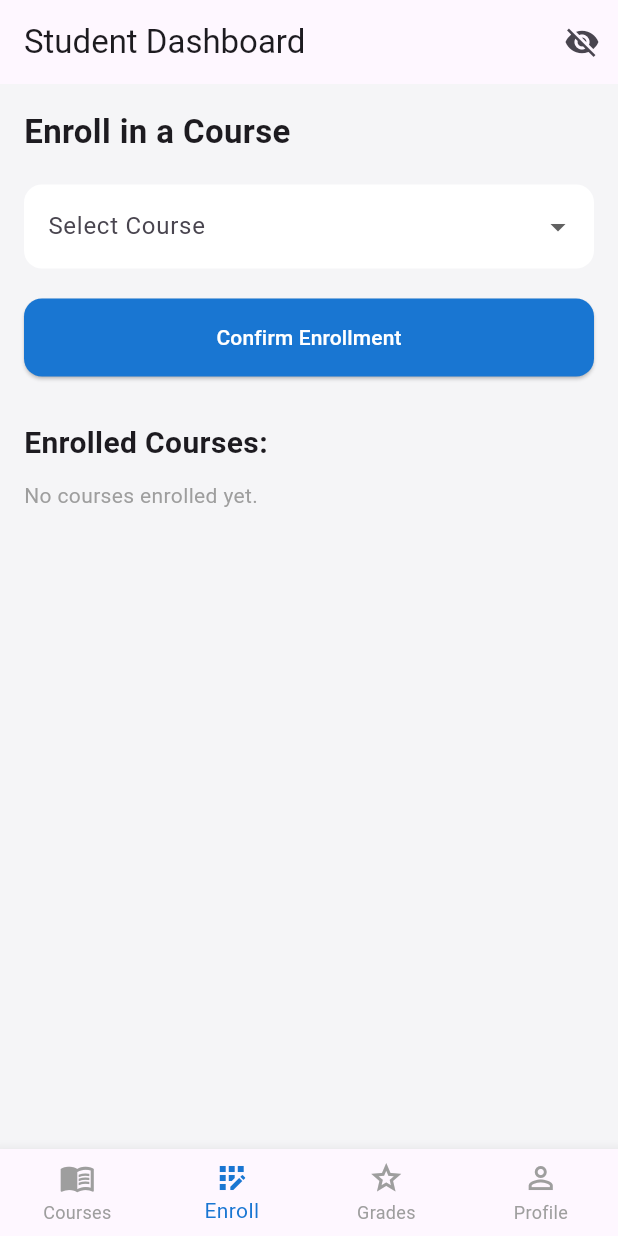
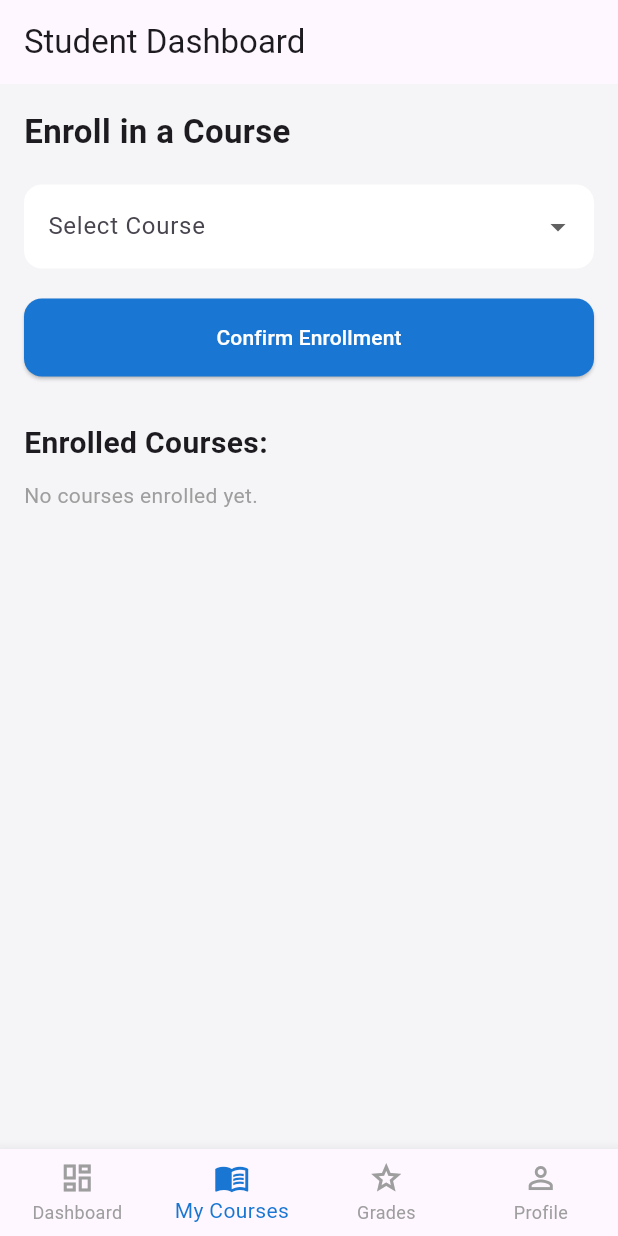
Before and after one commit to aabdulrafay/EduSmart, a Flutter app: the StudentDashboardScreen screen opened directly, item 2 of the bottom bar chosen, on a phone screen of 412 x 824 dp. Run offline on Flutter 3.47's test engine with Material 3 defaults, Android fonts, the phone set to English and light mode, and no system bars; our stand-ins replace pdf, printing.

Commit message:
added student screens

```diff
--- a/lib/student_dashboard_screen.dart
+++ b/lib/student_dashboard_screen.dart
@@ -1,6 +1,4 @@
-// student_dashboard_screen.dart
 import 'package:flutter/material.dart';
-import './studentpages/courses_view.dart';
 import './studentpages/enrollment_view.dart';
 import './studentpages/grades_view.dart';
 import './studentpages/profile_view.dart';
@@ -14,33 +12,29 @@ class StudentDashboardScreen extends StatefulWidget {
 
 class _StudentDashboardScreenState extends State<StudentDashboardScreen> {
   int _selectedIndex = 0;
-  String? _courseToEnroll; // holds course selected on Courses page
 
-  // Central state: enrolled courses and results
+  // Central state
   final List<String> _enrolledCourses = [];
-  bool _resultsSubmitted = false; // simulate admin publishing results
+  bool _resultsSubmitted = false;
 
-  // sample results map (replace with real backend data later)
+  // Dummy grade data
   final Map<String, Map<String, dynamic>> _resultsMap = {
     'Mobile App Development': {'marks': 85, 'grade': 'A'},
     'Database Systems': {'marks': 78, 'grade': 'B+'},
     'Software Engineering': {'marks': 91, 'grade': 'A+'},
   };
 
-  // Build pages dynamically so we can pass callbacks/params
+  // Pages setup
   List<Widget> _buildPages() {
     return [
-      StudentCoursesView(
-        onNavigateToEnroll: (String courseName) {
-          setState(() {
-            _courseToEnroll = courseName;
-            _selectedIndex = 1; // switch to Enroll tab
-          });
-        },
-      ),
+      _buildDashboardView(),
       StudentEnrollmentView(
-        initialCourse: _courseToEnroll,
         onEnrollmentSuccess: (String enrolledCourse) {
+          if (!_enrolledCourses.contains(enrolledCourse)) {
+            setState(() {
+              _enrolledCourses.add(enrolledCourse);
+            });
+          }
           ScaffoldMessenger.of(context).showSnackBar(
             SnackBar(content: Text('Enrolled in $enrolledCourse')),
           );
@@ -53,6 +47,78 @@ class _StudentDashboardScreenState extends State<StudentDashboardScreen> {
       ),
       const StudentProfileView(),
     ];
+  }
+
+  // Dashboard Page (like Admin)
+  Widget _buildDashboardView() {
+    final List<Map<String, dynamic>> dashboardCards = [
+      {
+        'title': 'My Courses',
+        'icon': Icons.menu_book_outlined,
+        'color': Colors.blue,
+        'onTap': () => _onItemTapped(1),
+      },
+      {
+        'title': 'My Grades',
+        'icon': Icons.grade_outlined,
+        'color': Colors.teal,
+        'onTap': () => _onItemTapped(2),
+      },
+      {
+        'title': 'My Profile',
+        'icon': Icons.person_outline,
+        'color': Colors.deepPurple,
+        'onTap': () => _onItemTapped(3),
+      },
+      {
+        'title': 'Results Visibility (Dev)',
+        'icon': _resultsSubmitted ? Icons.visibility : Icons.visibility_off,
+        'color': Colors.orange,
+        'onTap': () {
+          setState(() {
+            _resultsSubmitted = !_resultsSubmitted;
+          });
+          ScaffoldMessenger.of(context).showSnackBar(
+            SnackBar(content: Text('Results visibility: $_resultsSubmitted')),
+          );
+        },
+      },
+    ];
+
+    return Padding(
+      padding: const EdgeInsets.all(16.0),
+      child: GridView.count(
+        crossAxisCount: 2,
+        crossAxisSpacing: 16,
+        mainAxisSpacing: 16,
+        children: dashboardCards.map((card) {
+          return GestureDetector(
+            onTap: card['onTap'],
+            child: Card(
+              elevation: 5,
+              shape: RoundedRectangleBorder(borderRadius: BorderRadius.circular(16)),
+              color: card['color'].withOpacity(0.1),
+              child: Column(
+                mainAxisAlignment: MainAxisAlignment.center,
+                children: [
+                  Icon(card['icon'], color: card['color'], size: 40),
+                  const SizedBox(height: 12),
+                  Text(
+                    card['title'],
+                    textAlign: TextAlign.center,
+                    style: TextStyle(
+                      color: card['color'].shade700,
+                      fontWeight: FontWeight.w600,
+                      fontSize: 16,
+                    ),
+                  ),
+                ],
+              ),
+            ),
+          );
+        }).toList(),
+      ),
+    );
   }
 
   void _onItemTapped(int index) {
@@ -69,32 +135,20 @@ class _StudentDashboardScreenState extends State<StudentDashboardScreen> {
       appBar: AppBar(
         title: const Text('Student Dashboard'),
         automaticallyImplyLeading: false,
-        actions: [
-          // DEV helper: toggle results submission quickly (remove for production)
-          IconButton(
-            tooltip: 'Toggle results (dev)',
-            icon: Icon(_resultsSubmitted ? Icons.visibility : Icons.visibility_off),
-            onPressed: () {
-              setState(() {
-                _resultsSubmitted = !_resultsSubmitted;
-              });
-              ScaffoldMessenger.of(context).showSnackBar(
-                SnackBar(content: Text('resultsSubmitted = $_resultsSubmitted')),
-              );
-            },
-          ),
-        ],
       ),
       body: pages[_selectedIndex],
       bottomNavigationBar: BottomNavigationBar(
-        items: const <BottomNavigationBarItem>[
+        type: BottomNavigationBarType.fixed,
+        currentIndex: _selectedIndex,
+        onTap: _onItemTapped,
+        items: const [
+          BottomNavigationBarItem(
+            icon: Icon(Icons.dashboard_outlined),
+            label: 'Dashboard',
+          ),
           BottomNavigationBarItem(
             icon: Icon(Icons.menu_book_outlined),
-            label: 'Courses',
-          ),
-          BottomNavigationBarItem(
-            icon: Icon(Icons.app_registration_outlined),
-            label: 'Enroll',
+            label: 'My Courses',
           ),
           BottomNavigationBarItem(
             icon: Icon(Icons.grade_outlined),
@@ -105,9 +159,6 @@ class _StudentDashboardScreenState extends State<StudentDashboardScreen> {
             label: 'Profile',
           ),
         ],
-        currentIndex: _selectedIndex,
-        onTap: _onItemTapped,
-        type: BottomNavigationBarType.fixed,
       ),
     );
   }
```
